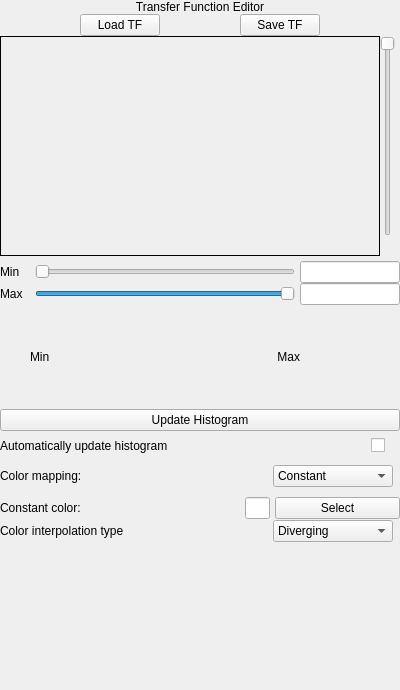
Above: apps/vaporgui/TFWidgetGUI.ui from StasJ/vapor-formatted before the change. Below: the same form after it.
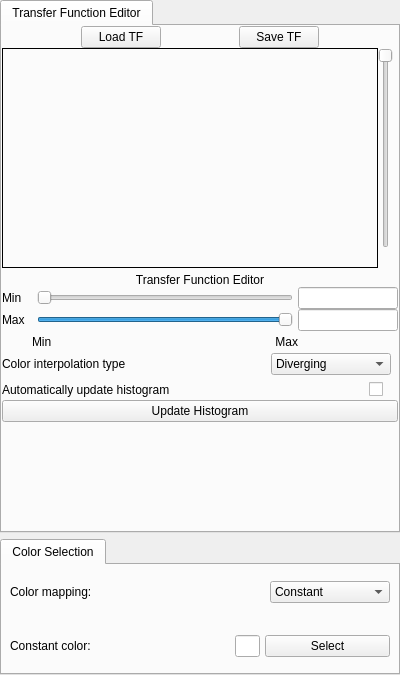
That is the form after the change. Custom widgets are drawn as their Qt base class.

Diff of the .ui file:
```diff
--- a/apps/vaporgui/TFWidgetGUI.ui
+++ b/apps/vaporgui/TFWidgetGUI.ui
@@ -7,7 +7,7 @@
     <x>0</x>
     <y>0</y>
     <width>400</width>
-    <height>690</height>
+    <height>675</height>
    </rect>
   </property>
   <property name="sizePolicy">
@@ -21,7 +21,7 @@
   </property>
   <layout class="QVBoxLayout" name="verticalLayout">
    <property name="spacing">
-    <number>0</number>
+    <number>-1</number>
    </property>
    <property name="leftMargin">
     <number>0</number>
@@ -36,21 +36,30 @@
     <number>0</number>
    </property>
    <item>
-    <widget class="QLabel" name="tfHeader">
-     <property name="font">
-      <font/>
+    <widget class="QTabWidget" name="tabWidget">
+     <property name="currentIndex">
+      <number>0</number>
      </property>
-     <property name="text">
+     <widget class="QWidget" name="tab_3">
+      <attribute name="title">
       <string>Transfer Function Editor</string>
-     </property>
-     <property name="alignment">
-      <set>Qt::AlignCenter</set>
-     </property>
-     <property name="wordWrap">
-      <bool>false</bool>
-     </property>
-    </widget>
-   </item>
+      </attribute>
+      <layout class="QVBoxLayout" name="verticalLayout_2">
+       <property name="spacing">
+        <number>0</number>
+       </property>
+       <property name="leftMargin">
+        <number>0</number>
+       </property>
+       <property name="topMargin">
+        <number>0</number>
+       </property>
+       <property name="rightMargin">
+        <number>0</number>
+       </property>
+       <property name="bottomMargin">
+        <number>0</number>
+       </property>
    <item>
     <layout class="QHBoxLayout" name="nonam3">
      <item>
@@ -249,6 +258,22 @@
      </item>
     </layout>
    </item>
+       <item>
+        <widget class="QLabel" name="tfHeader">
+         <property name="font">
+          <font/>
+         </property>
+         <property name="text">
+          <string>Transfer Function Editor</string>
+         </property>
+         <property name="alignment">
+          <set>Qt::AlignCenter</set>
+         </property>
+         <property name="wordWrap">
+          <bool>false</bool>
+         </property>
+        </widget>
+       </item>
    <item>
     <layout class="QVBoxLayout" name="verticalLayout_15" stretch="1,1,1">
      <property name="spacing">
@@ -435,6 +460,104 @@
      </item>
     </layout>
    </item>
+       <item>
+        <layout class="QHBoxLayout" name="horizontalLayout_14">
+         <property name="spacing">
+          <number>0</number>
+         </property>
+         <property name="rightMargin">
+          <number>7</number>
+         </property>
+         <item>
+          <widget class="QLabel" name="label_2">
+           <property name="text">
+            <string>Color interpolation type</string>
+           </property>
+          </widget>
+         </item>
+         <item>
+          <spacer name="horizontalSpacer_9">
+           <property name="orientation">
+            <enum>Qt::Horizontal</enum>
+           </property>
+           <property name="sizeHint" stdset="0">
+            <size>
+             <width>40</width>
+             <height>20</height>
+            </size>
+           </property>
+          </spacer>
+         </item>
+         <item>
+          <widget class="QComboBox" name="colorInterpCombo">
+           <property name="minimumSize">
+            <size>
+             <width>120</width>
+             <height>0</height>
+            </size>
+           </property>
+           <item>
+            <property name="text">
+             <string>Diverging</string>
+            </property>
+           </item>
+           <item>
+            <property name="text">
+             <string>Discrete</string>
+            </property>
+           </item>
+           <item>
+            <property name="text">
+             <string>Linear</string>
+            </property>
+           </item>
+          </widget>
+         </item>
+        </layout>
+       </item>
+       <item>
+        <layout class="QHBoxLayout" name="horizontalLayout_21">
+         <property name="topMargin">
+          <number>5</number>
+         </property>
+         <property name="rightMargin">
+          <number>15</number>
+         </property>
+         <item>
+          <widget class="QLabel" name="label_13">
+           <property name="text">
+            <string>Automatically update histogram</string>
+           </property>
+          </widget>
+         </item>
+         <item>
+          <spacer name="horizontalSpacer_16">
+           <property name="orientation">
+            <enum>Qt::Horizontal</enum>
+           </property>
+           <property name="sizeHint" stdset="0">
+            <size>
+             <width>40</width>
+             <height>20</height>
+            </size>
+           </property>
+          </spacer>
+         </item>
+         <item>
+          <widget class="QCheckBox" name="autoUpdateHistoCheckbox">
+           <property name="enabled">
+            <bool>true</bool>
+           </property>
+           <property name="toolTip">
+            <string>Check to use discrete color interpolation</string>
+           </property>
+           <property name="text">
+            <string/>
+           </property>
+          </widget>
+         </item>
+        </layout>
+       </item>
    <item>
     <widget class="QPushButton" name="updateHistoButton">
      <property name="toolTip">
@@ -458,48 +581,47 @@
     </widget>
    </item>
    <item>
-    <layout class="QHBoxLayout" name="horizontalLayout_21">
-     <property name="topMargin">
-      <number>5</number>
-     </property>
-     <property name="rightMargin">
-      <number>15</number>
-     </property>
-     <item>
-      <widget class="QLabel" name="label_13">
-       <property name="text">
-        <string>Automatically update histogram</string>
-       </property>
-      </widget>
-     </item>
-     <item>
-      <spacer name="horizontalSpacer_16">
+        <spacer name="verticalSpacer">
        <property name="orientation">
-        <enum>Qt::Horizontal</enum>
+          <enum>Qt::Vertical</enum>
        </property>
        <property name="sizeHint" stdset="0">
         <size>
-         <width>40</width>
-         <height>20</height>
+           <width>20</width>
+           <height>109</height>
         </size>
        </property>
       </spacer>
      </item>
-     <item>
-      <widget class="QCheckBox" name="autoUpdateHistoCheckbox">
-       <property name="enabled">
-        <bool>true</bool>
-       </property>
-       <property name="toolTip">
-        <string>Check to use discrete color interpolation</string>
-       </property>
-       <property name="text">
-        <string/>
-       </property>
-      </widget>
-     </item>
-    </layout>
+      </layout>
+     </widget>
+    </widget>
    </item>
+   <item>
+    <widget class="QTabWidget" name="colorControlWidget">
+     <property name="currentIndex">
+      <number>0</number>
+     </property>
+     <widget class="QWidget" name="tab_4">
+      <attribute name="title">
+       <string>Color Selection</string>
+      </attribute>
+      <layout class="QVBoxLayout" name="verticalLayout_3">
+       <property name="spacing">
+        <number>0</number>
+       </property>
+       <property name="leftMargin">
+        <number>8</number>
+       </property>
+       <property name="topMargin">
+        <number>0</number>
+       </property>
+       <property name="rightMargin">
+        <number>8</number>
+       </property>
+       <property name="bottomMargin">
+        <number>0</number>
+       </property>
    <item>
     <widget class="QFrame" name="colorMappingFrame">
      <layout class="QHBoxLayout" name="colorMappingLayout">
@@ -509,11 +631,14 @@
       <property name="leftMargin">
        <number>0</number>
       </property>
+          <property name="topMargin">
+           <number>0</number>
+          </property>
       <property name="rightMargin">
-       <number>7</number>
+           <number>0</number>
       </property>
       <property name="bottomMargin">
-       <number>1</number>
+           <number>0</number>
       </property>
       <item>
        <widget class="QLabel" name="colorVarLabel">
@@ -565,11 +690,14 @@
       <property name="leftMargin">
        <number>0</number>
       </property>
+          <property name="topMargin">
+           <number>0</number>
+          </property>
       <property name="rightMargin">
        <number>0</number>
       </property>
       <property name="bottomMargin">
-       <number>1</number>
+           <number>0</number>
       </property>
       <item>
        <widget class="QLabel" name="constColorLabel">
@@ -632,73 +760,9 @@
      </layout>
     </widget>
    </item>
-   <item>
-    <layout class="QHBoxLayout" name="horizontalLayout_14">
-     <property name="spacing">
-      <number>0</number>
-     </property>
-     <property name="rightMargin">
-      <number>7</number>
-     </property>
-     <item>
-      <widget class="QLabel" name="label_2">
-       <property name="text">
-        <string>Color interpolation type</string>
-       </property>
-      </widget>
-     </item>
-     <item>
-      <spacer name="horizontalSpacer_9">
-       <property name="orientation">
-        <enum>Qt::Horizontal</enum>
-       </property>
-       <property name="sizeHint" stdset="0">
-        <size>
-         <width>40</width>
-         <height>20</height>
-        </size>
-       </property>
-      </spacer>
-     </item>
-     <item>
-      <widget class="QComboBox" name="colorInterpCombo">
-       <property name="minimumSize">
-        <size>
-         <width>120</width>
-         <height>0</height>
-        </size>
-       </property>
-       <item>
-        <property name="text">
-         <string>Diverging</string>
-        </property>
-       </item>
-       <item>
-        <property name="text">
-         <string>Discrete</string>
-        </property>
-       </item>
-       <item>
-        <property name="text">
-         <string>Linear</string>
-        </property>
-       </item>
-      </widget>
-     </item>
-    </layout>
-   </item>
-   <item>
-    <spacer name="verticalSpacer">
-     <property name="orientation">
-      <enum>Qt::Vertical</enum>
-     </property>
-     <property name="sizeHint" stdset="0">
-      <size>
-       <width>20</width>
-       <height>40</height>
-      </size>
-     </property>
-    </spacer>
+      </layout>
+     </widget>
+    </widget>
    </item>
   </layout>
  </widget>
```
Lines whose indentation alone changed are shown as unchanged.
